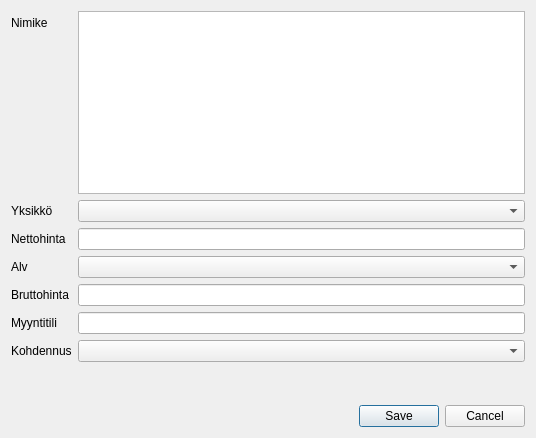
This is kitsas/laskutus/tuotedialogi.ui in artoh/kitupiikki as Qt 5 draws it before an edit. The edited form follows.
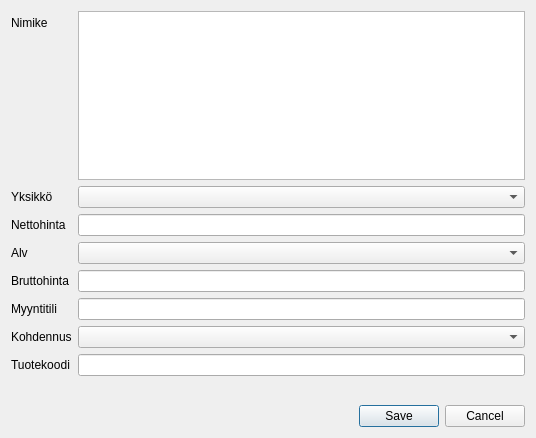
This is the edited form. Custom widgets are drawn as their Qt base class.

```diff
--- a/kitsas/laskutus/tuotedialogi.ui
+++ b/kitsas/laskutus/tuotedialogi.ui
@@ -93,7 +93,7 @@
    <item row="6" column="1">
     <widget class="KohdennusCombo" name="kohdennusCombo"/>
    </item>
-   <item row="7" column="1">
+   <item row="8" column="1">
     <spacer name="verticalSpacer">
      <property name="orientation">
       <enum>Qt::Vertical</enum>
@@ -106,7 +106,7 @@
      </property>
     </spacer>
    </item>
-   <item row="8" column="1">
+   <item row="9" column="1">
     <widget class="QDialogButtonBox" name="buttonBox">
      <property name="orientation">
       <enum>Qt::Horizontal</enum>
@@ -126,6 +126,20 @@
      </property>
     </widget>
    </item>
+   <item row="7" column="1">
+    <widget class="QLineEdit" name="koodiEdit">
+     <property name="maxLength">
+      <number>62</number>
+     </property>
+    </widget>
+   </item>
+   <item row="7" column="0">
+    <widget class="QLabel" name="koodiLabel">
+     <property name="text">
+      <string>Tuotekoodi</string>
+     </property>
+    </widget>
+   </item>
   </layout>
  </widget>
  <customwidgets>
```
Left out of the diff: 10 changed lines with no effect on the pictures.
